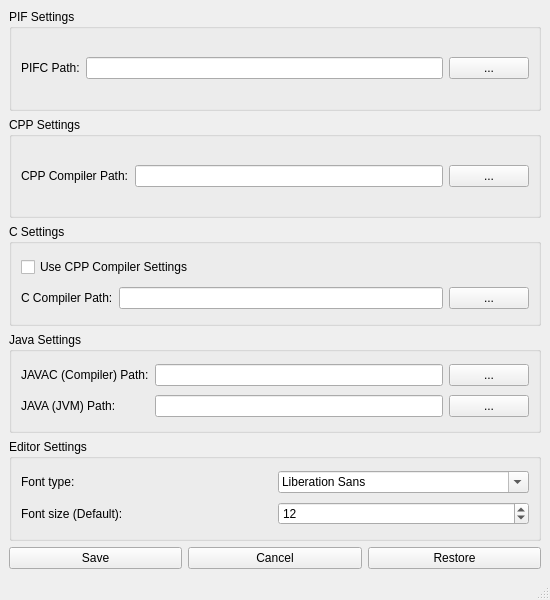
This is src/pif_ide/settingswindow.ui in mauromascarenhas/PIF-IDE as Qt 5 draws it before an edit. The edited form follows.
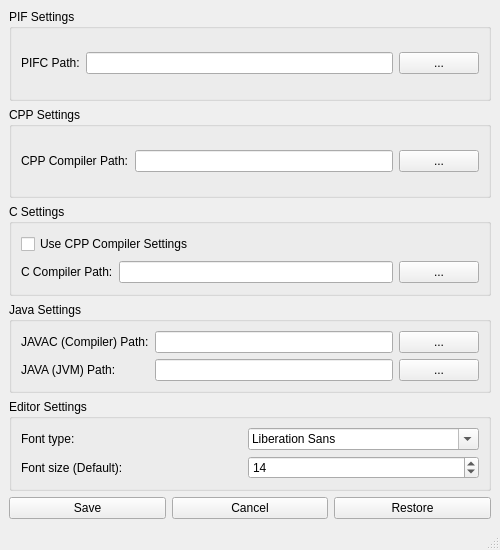
This is the edited form.

Commit message:
Settings form and
Added:

- Save settings info.
- Reset settings info.
- Compiler and executioner output (and error) readers.
- Executioner input source.

Improved:

- Added "use cpp as c" functionality.
- EditorWindow is started in fullscreen mode.
- Editor font properties are set as "Segoe UI" and standard font size as 12.

Fixed:

- Created workaround for NMainWindow close bug.
- Compiler shortcuts are no longer working if there is no PIF compiler set.

The edit to the form file:
```diff
--- a/src/pif_ide/settingswindow.ui
+++ b/src/pif_ide/settingswindow.ui
@@ -6,20 +6,20 @@
    <rect>
     <x>0</x>
     <y>0</y>
-    <width>550</width>
-    <height>600</height>
+    <width>500</width>
+    <height>550</height>
    </rect>
   </property>
   <property name="minimumSize">
    <size>
-    <width>550</width>
-    <height>600</height>
+    <width>500</width>
+    <height>550</height>
    </size>
   </property>
   <property name="maximumSize">
    <size>
-    <width>550</width>
-    <height>600</height>
+    <width>500</width>
+    <height>550</height>
    </size>
   </property>
   <property name="windowTitle">
@@ -176,7 +176,14 @@
         </widget>
        </item>
        <item row="0" column="1">
-        <widget class="QFontComboBox" name="fontComboBox"/>
+        <widget class="QFontComboBox" name="cbFont">
+         <property name="currentFont">
+          <font>
+           <family>Segoe UI</family>
+           <pointsize>12</pointsize>
+          </font>
+         </property>
+        </widget>
        </item>
        <item row="1" column="1">
         <widget class="QSpinBox" name="spinBox">
@@ -187,7 +194,7 @@
           <number>200</number>
          </property>
          <property name="value">
-          <number>12</number>
+          <number>14</number>
          </property>
         </widget>
        </item>
```
Left out of the diff: 14 changed lines with no effect on the pictures. The commit also changes 7 other files.
